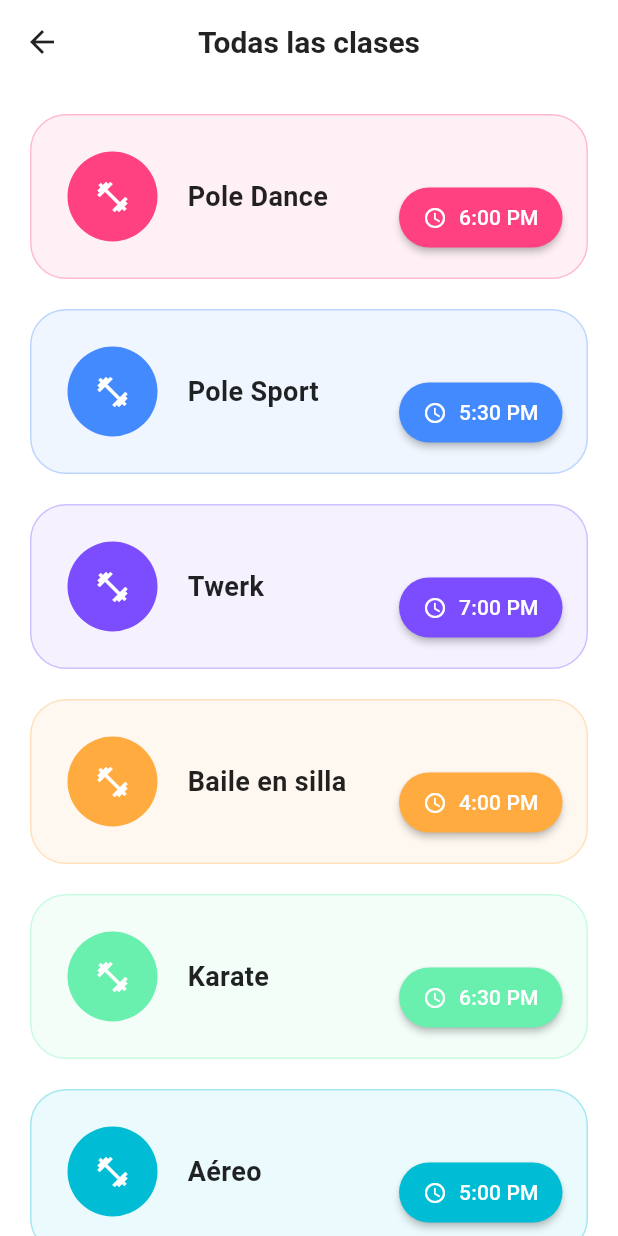
After one commit to Jcamiloag/ProyectoGradoFront_Copy, a Flutter app: the AllClassesPage screen opened directly, on a phone screen of 412 x 824 dp. The commit adds this screen. Run offline on Flutter 3.47's test engine with Material 3 defaults, Android fonts, the phone set to English and light mode, and no system bars; our stand-ins replace flutter_dotenv, go_router, shared_preferences, sign_in_button; accounts and stored records are empty.

Commit message:
Modificación de home y clases

```diff
--- /dev/null
+++ b/lib/views/all_classes_page.dart
@@ -0,0 +1,130 @@
+import 'package:flutter/material.dart';
+
+class AllClassesPage extends StatelessWidget {
+  const AllClassesPage({super.key});
+
+  @override
+  Widget build(BuildContext context) {
+    final classes = [
+      {'name': 'Pole Dance', 'color': Colors.pinkAccent, 'hour': '6:00 PM'},
+      {'name': 'Pole Sport', 'color': Colors.blueAccent, 'hour': '5:30 PM'},
+      {'name': 'Twerk', 'color': Colors.deepPurpleAccent, 'hour': '7:00 PM'},
+      {'name': 'Baile en silla', 'color': Colors.orangeAccent, 'hour': '4:00 PM'},
+      {'name': 'Karate', 'color': Colors.greenAccent, 'hour': '6:30 PM'},
+      {'name': 'Aéreo', 'color': Colors.cyan, 'hour': '5:00 PM'},
+    ];
+
+    return Scaffold(
+      backgroundColor: Colors.white,
+      appBar: AppBar(
+        backgroundColor: Colors.white,
+        elevation: 0,
+        title: const Text(
+          'Todas las clases',
+          style: TextStyle(
+            color: Colors.black87,
+            fontWeight: FontWeight.bold,
+          ),
+        ),
+        centerTitle: true,
+        iconTheme: const IconThemeData(color: Colors.black87),
+      ),
+      body: ListView.builder(
+        padding: const EdgeInsets.symmetric(horizontal: 20, vertical: 20),
+        itemCount: classes.length,
+        itemBuilder: (context, index) {
+          final item = classes[index];
+          return Container(
+            margin: const EdgeInsets.only(bottom: 20),
+            decoration: BoxDecoration(
+              color: (item['color'] as Color).withOpacity(0.08),
+              borderRadius: BorderRadius.circular(24),
+              border: Border.all(
+                  color: (item['color'] as Color).withOpacity(0.3), width: 1),
+            ),
+            child: Stack(
+              children: [
+                Padding(
+                  padding: const EdgeInsets.all(24),
+                  child: Row(
+                    children: [
+                      CircleAvatar(
+                        backgroundColor: item['color'] as Color,
+                        radius: 30,
+                        child:
+                            const Icon(Icons.fitness_center, color: Colors.white),
+                      ),
+                      const SizedBox(width: 20),
+                      Expanded(
+                        child: Text(
+                          item['name'] as String,
+                          style: const TextStyle(
+                            fontSize: 18,
+                            fontWeight: FontWeight.bold,
+                            color: Colors.black87,
+                          ),
+                        ),
+                      ),
+                    ],
+                  ),
+                ),
+                Positioned(
+                  bottom: 16,
+                  right: 16,
+                  child: ElevatedButton.icon(
+                    onPressed: () async {
+                      final selectedDate = await showDatePicker(
+                        context: context,
+                        initialDate: DateTime.now(),
+                        firstDate: DateTime.now(),
+                        lastDate: DateTime.now().add(const Duration(days: 365)),
+                        builder: (context, child) {
+                          return Theme(
+                            data: Theme.of(context).copyWith(
+                              colorScheme: ColorScheme.light(
+                                primary: item['color'] as Color,
+                                onPrimary: Colors.white,
+                                onSurface: Colors.black87,
+                              ),
+                              textButtonTheme: TextButtonThemeData(
+                                style: TextButton.styleFrom(
+                                  foregroundColor: item['color'] as Color,
+                                ),
+                              ),
+                            ),
+                            child: child!,
+                          );
+                        },
+                      );
+
+                      if (selectedDate != null) {
+                        final snackBar = SnackBar(
+                          content: Text(
+                            'Reservaste ${item['name']} para el ${selectedDate.day}/${selectedDate.month}/${selectedDate.year} a las ${item['hour']}',
+                          ),
+                          backgroundColor: item['color'] as Color,
+                        );
+                        ScaffoldMessenger.of(context).showSnackBar(snackBar);
+                      }
+                    },
+                    icon: const Icon(Icons.access_time, size: 16),
+                    label: Text(item['hour'] as String),
+                    style: ElevatedButton.styleFrom(
+                      backgroundColor: item['color'] as Color,
+                      foregroundColor: Colors.white,
+                      padding: const EdgeInsets.symmetric(horizontal: 16, vertical: 8),
+                      shape: RoundedRectangleBorder(
+                        borderRadius: BorderRadius.circular(20),
+                      ),
+                      elevation: 2,
+                    ),
+                  ),
+                ),
+              ],
+            ),
+          );
+        },
+      ),
+    );
+  }
+}
```
Also changed, not shown: lib/views/auth/login_page.dart (+9 -5 lines), lib/views/home_view.dart (+217 -124 lines).
